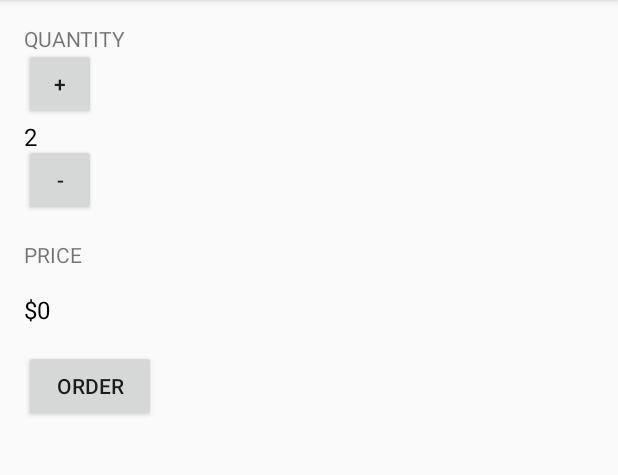
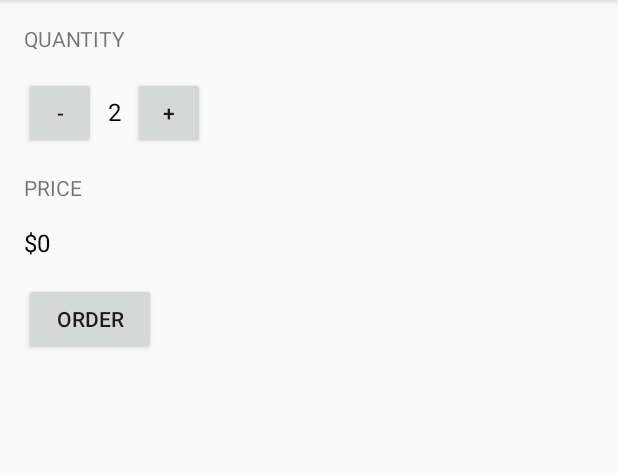
Before and after one commit to diegohdez90/JustJava, an Android app: the screen it shows after launch (MainActivity), on a phone screen of 412 x 824 dp, the part 84-559 px from its top. Run offline under Robolectric (Android 15) with nearby library versions, the phone set to English and light mode, and no system bars.

Commit message:
feat(MainActivity): update quantity view as a ViewGroup child implements a LinearLayout with horizontal orientation

```diff
--- a/app/src/main/res/layout/activity_main.xml
+++ b/app/src/main/res/layout/activity_main.xml
@@ -1,11 +1,12 @@
 <?xml version="1.0" encoding="utf-8"?>
-<RelativeLayout xmlns:android="http://schemas.android.com/apk/res/android"
+<LinearLayout xmlns:android="http://schemas.android.com/apk/res/android"
     xmlns:tools="http://schemas.android.com/tools"
     android:layout_width="match_parent"
     android:layout_height="match_parent"
     android:paddingLeft="16dp"
     android:paddingRight="16dp"
     android:paddingTop="16dp"
+    android:orientation="vertical"
     tools:context="com.example.android.justjava.MainActivity">
 
     <TextView
@@ -16,6 +17,26 @@
         android:text="Quantity"
         android:textAllCaps="true"/>
 
+    <LinearLayout
+        android:layout_width="wrap_content"
+        android:layout_height="wrap_content"
+        android:orientation="horizontal"
+        android:layout_marginBottom="16dp">
+        <Button
+            android:id="@+id/decrementButton"
+            android:layout_width="48dp"
+            android:layout_height="48dp"
+            android:text="-"
+            android:onClick="decrement"/>
+        <TextView
+            android:id="@+id/quantity_text_view"
+            android:layout_width="wrap_content"
+            android:layout_height="wrap_content"
+            android:text="2"
+            android:textColor="@android:color/black"
+            android:textSize="16sp"
+            android:layout_marginLeft="8dp"
+            android:layout_marginRight="8dp" />
         <Button
             android:id="@+id/incrementButton"
             android:layout_width="48dp"
@@ -23,27 +44,9 @@
             android:width="48dp"
             android:height="48dp"
             android:text="+"
-        android:layout_alignParentBottom="@+id/textView"
-        android:layout_marginTop="16dp"
             android:onClick="increment"/>
-    <TextView
-        android:id="@+id/quantity_text_view"
-        android:layout_width="wrap_content"
-        android:layout_height="wrap_content"
-        android:layout_below="@+id/incrementButton"
-        android:layout_marginBottom="16dp"
-        android:text="2"
-        android:textColor="@android:color/black"
-        android:textSize="16sp" />
-    <Button
-        android:id="@+id/decrementButton"
-        android:layout_width="48dp"
-        android:layout_height="48dp"
-        android:text="-"
-        android:layout_marginTop="16dp"
-        android:layout_marginBottom="16dp"
-        android:layout_below="@+id/incrementButton"
-        android:onClick="decrement"/>
+    </LinearLayout>
+
 
     <TextView
         android:id="@+id/price"
@@ -76,4 +79,4 @@
         android:onClick="submitOrder"
         android:id="@+id/button" />
 
-</RelativeLayout>
+</LinearLayout>
```
Lines whose indentation alone changed are shown as unchanged.
